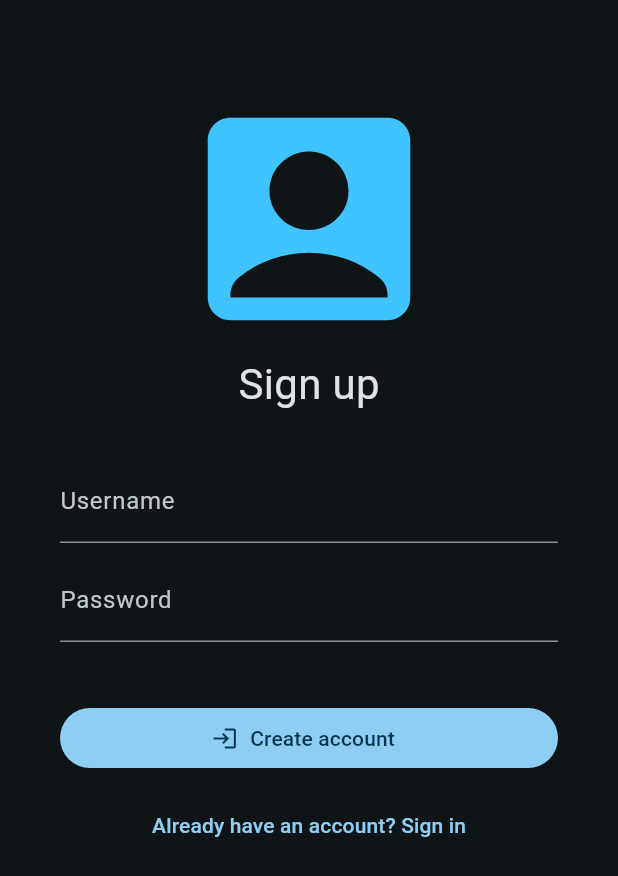
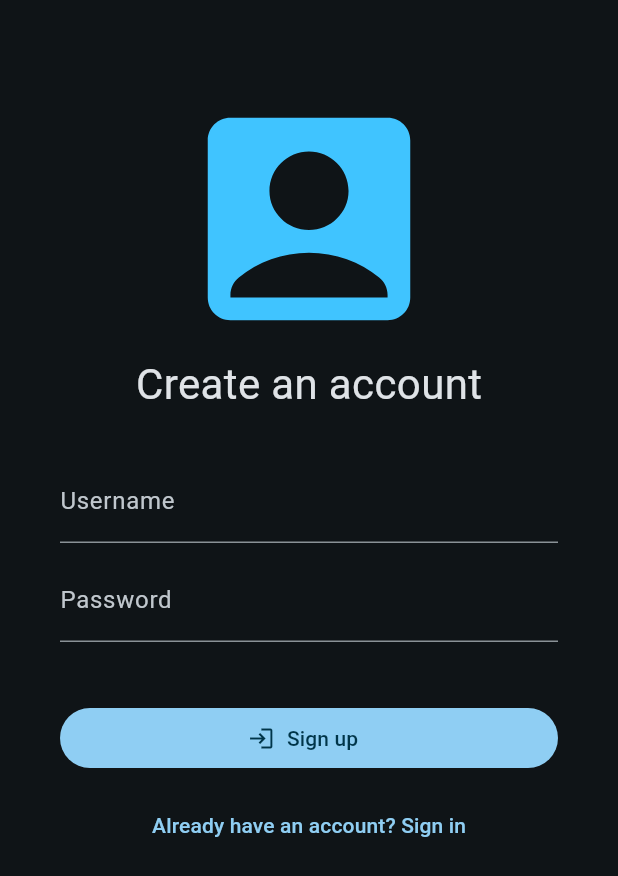
Before and after one commit to code-ventage/ia-final-project-front, a Flutter app: the screen it shows after launch, on a phone screen of 412 x 824 dp. Shown: the top 876 px of the screen. Run offline on Flutter 3.47's test engine with Material 3 defaults, Android fonts, the phone set to English and light mode, and no system bars; our stand-ins replace bloc, dio, easy_localization, equatable, flutter_animate, flutter_bloc and 4 more.

Commit message:
fix: change header login page and button to create account or login

```diff
--- a/lib/number_translator/presentation/pages/login/login_page.dart
+++ b/lib/number_translator/presentation/pages/login/login_page.dart
@@ -28,7 +28,7 @@ class LoginPage extends StatelessWidget {
                 color: Colors.lightBlueAccent,
               ),
               Text(
-                isSignInPage ? 'Login' : 'Sign up',
+                isSignInPage ? 'Login' : 'Create an account',
                 style: TextStyle(
                   fontSize: size.headlineMedium?.fontSize,
                   // letterSpacing: 5,
@@ -61,7 +61,7 @@ class LoginPage extends StatelessWidget {
                   onPressed: () {
                     // todo: iniciar sesion
                   },
-                  label: Text(isSignInPage ? 'Sign in' : 'Create account'),
+                  label: Text(isSignInPage ? 'Sign in' : 'Sign up'),
                   icon: const Icon(Icons.login),
                 ),
               ),
```
